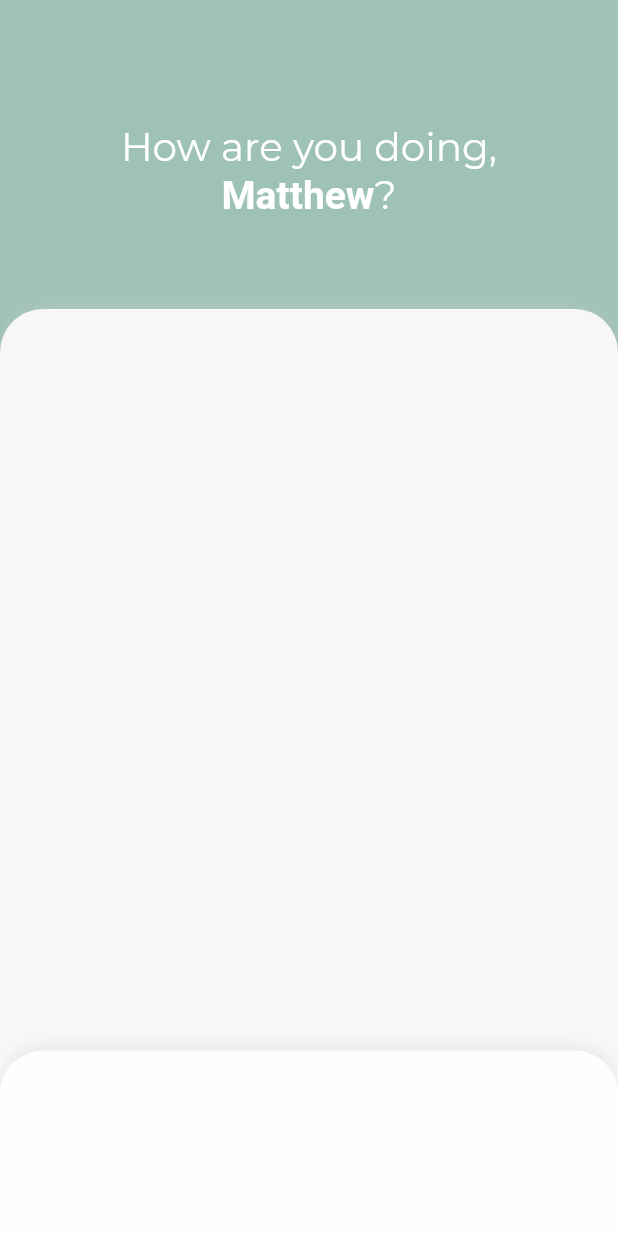
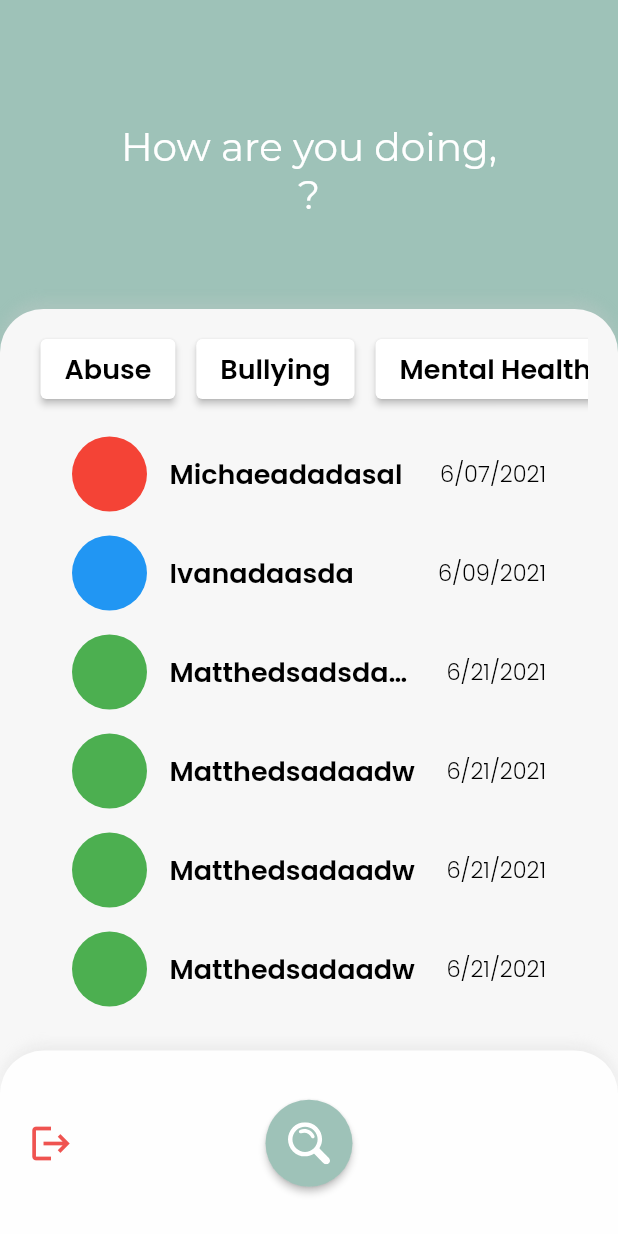
Before and after one commit to Nastalgua/intervent, a Flutter app: the screen it shows once a user with an empty profile is signed in, on a phone screen of 412 x 824 dp. Run offline on Flutter 3.47's test engine with Material 2 defaults, Android fonts, the phone set to English and light mode, and no system bars; drawn by our look-alikes of simple_shadow; our stand-ins replace cloud_firestore, firebase_auth, firebase_core, flutter_svg, google_fonts, google_sign_in; accounts and stored records are empty.

Commit message:
Reformatted chat_item

```diff
--- /dev/null
+++ b/lib/constants/tags.dart
@@ -0,0 +1 @@
+const Tags = ['Abuse', 'Bullying', 'Mental Health'];
--- a/lib/models/chat.dart
+++ b/lib/models/chat.dart
@@ -1,3 +1,4 @@
+import 'package:intervent/models/message.dart';
 import 'package:uuid/uuid.dart';
 import 'package:intervent/models/message.dart';
 
--- /dev/null
+++ b/lib/models/simple_user.dart
@@ -0,0 +1,9 @@
+import 'package:uuid/uuid.dart';
+import 'package:intervent/models/message.dart';
+
+class SimpleUser {
+  final String id = Uuid().v4();
+  List<String> tags = [];
+
+  SimpleUser();
+}
--- a/lib/providers/auth_provider.dart
+++ b/lib/providers/auth_provider.dart
@@ -1,23 +1,17 @@
+import 'package:cloud_firestore/cloud_firestore.dart';
 import 'package:firebase_auth/firebase_auth.dart';
 import 'package:flutter/material.dart';
 import 'package:google_sign_in/google_sign_in.dart';
 
-/* TODO: This get the google log in prompt, and moves user to homepage
-final authProvider = Provider.of<AuthProvider>(context, listen: false);
-authProvider.googleLogin();
-Navigator.of(context).pushNamed(HomeViewRoute);
-*/
-
 class AuthProvider with ChangeNotifier {
   final googleSignIn = GoogleSignIn();
 
-  GoogleSignInAccount? user;
+  static CollectionReference users = FirebaseFirestore.instance.collection('users');
 
   Future googleLogin() async {
     final googleUser = await googleSignIn.signIn();
 
     if (googleUser == null) return;
-    user = googleUser;
 
     final googleAuth = await googleUser.authentication;
 
@@ -26,14 +20,23 @@ class AuthProvider with ChangeNotifier {
       idToken: googleAuth.idToken
     );
 
-    await FirebaseAuth.instance.signInWithCredential(credential);
+    final res = await FirebaseAuth.instance.signInWithCredential(credential);
+
+    if (res.additionalUserInfo!.isNewUser) {
+      await users.doc(res.user?.uid).set({ 'id': res.user?.uid, 'tags': [] });
+    }
 
     notifyListeners();
-
   }
 
   static Future googleLogout() async {
     await FirebaseAuth.instance.signOut();
   }
 
+  Future updateTags(List<dynamic> tags) async {
+    users.doc(FirebaseAuth.instance.currentUser!.uid).update({ 'tags' : tags });
+
+    notifyListeners();
+  }
+
 }
--- a/lib/ui/chats.dart
+++ b/lib/ui/chats.dart
@@ -1,6 +1,12 @@
+import 'package:firebase_auth/firebase_auth.dart';
 import 'package:flutter/material.dart';
+import 'package:flutter_svg/flutter_svg.dart';
 import 'package:google_fonts/google_fonts.dart';
+import 'package:intervent/providers/auth_provider.dart';
+import 'package:intervent/widgets/chats/tag_bar.dart';
 import 'package:simple_shadow/simple_shadow.dart';
+import 'package:intervent/widgets/chats/chat_item.dart';
+
 
 class Chats extends StatefulWidget {
   Chats({Key? key}) : super(key: key);
@@ -10,7 +16,22 @@ class Chats extends StatefulWidget {
 }
 
 class _ChatsState extends State<Chats> {
+
+  //temporary
+  List users = [
+    ["Michaeadadasal", Colors.red, "6/07/2021"],
+    ["Ivanadaasda", Colors.blue, "6/09/2021"],
+    ["Matthedsadsdasdabsdasbjdabjskaadw", Colors.green, "6/21/2021"],
+    ["Matthedsadaadw", Colors.green, "6/21/2021"],
+    ["Matthedsadaadw", Colors.green, "6/21/2021"],
+    ["Matthedsadaadw", Colors.green, "6/21/2021"],
+  ];
+
+  final user = FirebaseAuth.instance.currentUser!;
+
   Widget _header(BuildContext context) {
+    String firstName = user.displayName!.split(" ")[0];
+
     return Positioned(
       top: MediaQuery.of(context).size.height * 0.1,
       child: RichText(
@@ -26,7 +47,7 @@ class _ChatsState extends State<Chats> {
           children: <TextSpan>[
             TextSpan(text: "How are you doing,\n"),
             TextSpan(
-              text: "Matthew",
+              text: firstName,
               style: TextStyle(fontWeight: FontWeight.bold)
             ),
             TextSpan(text: "?")
@@ -40,6 +61,7 @@ class _ChatsState extends State<Chats> {
     return SimpleShadow(
       child: Container(
         height: MediaQuery.of(context).size.height * 0.75,
+        width: MediaQuery.of(context).size.width,
         decoration: BoxDecoration(
           color: Color.fromRGBO(247, 247, 247, 1),
           borderRadius: BorderRadius.only(
@@ -47,6 +69,29 @@ class _ChatsState extends State<Chats> {
             topRight: Radius.circular(29)
           )
         ),
+        child: Padding(
+          padding: const EdgeInsets.only(left: 20, right: 20),
+          child: Column(
+            children: [
+              Padding(
+                padding: const EdgeInsets.only(top: 10),
+                child: TagBar(),
+              ),
+              SizedBox(
+                height: MediaQuery.of(context).size.height * 0.5,
+                child: ListView(
+                  padding: EdgeInsets.symmetric(vertical: 7),
+                  scrollDirection: Axis.vertical,
+                  children: [
+                    ...(users).map((info) {
+                      return ChatItem(info[0], info[1], info[2]);
+                    })
+                  ],
+                ),
+              ),
+            ],
+          ),
+        )
       ),
       opacity: 0.25,
       color: Color(0xFFCBCBCB),
@@ -66,11 +111,43 @@ class _ChatsState extends State<Chats> {
             topRight: Radius.circular(29)
           )
         ),
+        child: Padding(
+          padding: const EdgeInsets.symmetric(horizontal: 10),
+          child: Row(
+            children: [
+              IconButton(
+                icon: Icon(Icons.logout),
+                color: Colors.red[400],
+                iconSize: 30,
+                onPressed: () {
+                  AuthProvider.googleLogout();
+                },
+              )
+            ],
+          ),
+        ),
       ),
       opacity: 0.25,
       color: Color(0xFFCBCBCB),
       offset: Offset(0, -4),
       sigma: 4,
+    );
+  }
+
+  Widget _findButton() {
+    return ElevatedButton(
+      onPressed: () {},
+      child: SizedBox(
+        height: 28,
+        width: 28,
+        child: SvgPicture.asset("assets/icons/magnifier.svg")
+      ),
+      style: ElevatedButton.styleFrom(
+        shape: CircleBorder(),
+        padding: EdgeInsets.all(15),
+        primary: Color(0xFF9EC2B8), // <-- Button color
+        onPrimary: Color(0xFF92B2A9), // <-- Splash color
+      ),
     );
   }
 
@@ -85,7 +162,13 @@ class _ChatsState extends State<Chats> {
           children: [
             _header(context),
             _mainBody(context),
-            _footerBar(context)
+            Stack(
+              alignment: Alignment.center,
+              children: [
+                _footerBar(context),
+                _findButton()
+              ]
+            )
           ],
         ),
       ),
--- a/lib/ui/home.dart
+++ b/lib/ui/home.dart
@@ -1,6 +1,5 @@
 import 'package:firebase_auth/firebase_auth.dart';
 import 'package:flutter/material.dart';
-import 'package:intervent/providers/auth_provider.dart';
 import 'package:intervent/ui/authentication.dart';
 import 'package:intervent/ui/chats.dart';
 
--- /dev/null
+++ b/lib/widgets/chats/chat_item.dart
@@ -0,0 +1,87 @@
+import 'package:flutter/material.dart';
+import 'package:google_fonts/google_fonts.dart';
+
+class ChatItem extends StatelessWidget {
+  Color color;
+  String to;
+  String date; //update every time user talks with other person
+
+  ChatItem(this.to, this.color, this.date);
+
+  @override
+  Widget _userCircle(BuildContext context){
+    return Row(
+      children: <Widget>[
+        Padding(
+          padding: EdgeInsets.only(
+            left: 20,
+          ),
+          child: Container(
+            width: 50,
+            height: 50,
+            decoration: BoxDecoration(
+              color: this.color,
+              shape: BoxShape.circle
+            )
+          ),
+        ),
+        Padding(
+          padding: EdgeInsets.only(
+            left: 15
+          ),
+          child: Container(
+            width: MediaQuery.of(context).size.width * 0.4,
+            child: Text(
+              this.to,
+              overflow: TextOverflow.ellipsis,
+              style: GoogleFonts.poppins(
+                  textStyle: TextStyle(
+                    fontWeight: FontWeight.w600,
+                    fontSize: 18,
+                    color: Colors.black
+                  )
+              ),
+            ),
+          ),
+        ),
+      ],
+    );
+  }
+
+  Widget _date(BuildContext context){
+    return Align(
+      child: Padding(
+        padding: EdgeInsets.only(
+          right: 20
+        ),
+        child: RichText(
+          text: TextSpan(
+            text: this.date,
+            style: GoogleFonts.poppins(
+              textStyle: TextStyle(
+                fontWeight: FontWeight.w300,
+                fontSize: 15,
+                color: Colors.black
+              )
+            ),
+          ),
+        ),
+      ),
+    );
+  }
+
+  Widget build(BuildContext context) {
+    return Container(
+      child: TextButton(
+        onPressed: null, // put in later
+        child: Row(
+          mainAxisAlignment: MainAxisAlignment.spaceBetween,
+        children: <Widget>[
+          _userCircle(context), //circle and user
+          _date(context) //date
+          ],
+        ),
+      )
+    );
+  }
+}
--- a/lib/widgets/chats/tag_bar.dart
+++ b/lib/widgets/chats/tag_bar.dart
@@ -1,4 +1,6 @@
 import 'package:flutter/material.dart';
+import 'package:intervent/constants/tags.dart';
+import 'package:intervent/widgets/chats/tag_item.dart';
 
 class TagBar extends StatelessWidget {
   const TagBar({Key? key}) : super(key: key);
@@ -6,7 +8,16 @@ class TagBar extends StatelessWidget {
   @override
   Widget build(BuildContext context) {
     return Container(
-      child: null,
+      height: 60,
+      child: ListView(
+        padding: EdgeInsets.symmetric(vertical: 10),
+        shrinkWrap: true,
+        scrollDirection: Axis.horizontal,
+        children: new List.generate(Tags.length, (index) {
+            return new TagItem(name: Tags[index]);
+          }
+        ),
+      ),
     );
   }
 }
--- a/lib/widgets/chats/tag_item.dart
+++ b/lib/widgets/chats/tag_item.dart
@@ -1,24 +1,34 @@
+import 'package:cloud_firestore/cloud_firestore.dart';
+import 'package:firebase_auth/firebase_auth.dart';
 import 'package:flutter/material.dart';
 import 'package:google_fonts/google_fonts.dart';
-import 'package:simple_shadow/simple_shadow.dart';
+import 'package:intervent/providers/auth_provider.dart';
+import 'package:provider/provider.dart';
 
-class TagItem extends StatelessWidget {
-  const TagItem({Key? key, required this.name, required this.selected}) : super(key: key);
+class TagItem extends StatefulWidget {
+  final String name;
 
-  final String name;
-  final bool selected;
+  TagItem({Key? key, required this.name}) : super(key: key);
 
   @override
-  Widget build(BuildContext context) {
-    return SimpleShadow(
-      child: Container(
-        padding: EdgeInsets.symmetric(vertical: 4, horizontal: 16),
-        decoration: BoxDecoration(
-          color: selected ? Color(0xFF9EC2B8) : Color(0xFFFFFFFF),
-          borderRadius: BorderRadius.all(Radius.circular(12))
-        ),
+  _TagItem createState() => _TagItem();
+}
+
+class _TagItem extends State<TagItem> {
+  final _userStream =
+    FirebaseFirestore.instance
+      .collection('users')
+      .doc(FirebaseAuth.instance.currentUser!.uid)
+      .snapshots();
+
+  bool selected = false;
+
+  Widget item(context, List<dynamic> tags) {
+    return Padding(
+      padding: const EdgeInsets.symmetric(horizontal: 7),
+      child: ElevatedButton(
         child: Text(
-          name,
+          widget.name,
           style: GoogleFonts.poppins(
             textStyle: TextStyle(
               color: selected ? Color(0xFFFFFFFF) : Color(0xFF000000),
@@ -27,11 +37,54 @@ class TagItem extends StatelessWidget {
             )
           ),
         ),
+        onPressed: () {
+          final tagsClone = [...tags];
+          final authProvider = Provider.of<AuthProvider>(context, listen: false);
+
+          if (!this.selected) {
+            tagsClone.add(widget.name);
+            authProvider.updateTags(tagsClone);
+          } else {
+            tagsClone.remove(widget.name);
+            authProvider.updateTags(tagsClone);
+          }
+        },
+        style: ButtonStyle(
+          backgroundColor: MaterialStateProperty.resolveWith(
+            (states) {
+              if (selected)
+                return Color(0xFF9EC2B8);
+
+              return Color(0xFFFFFFFF);
+            }
+          ),
+          overlayColor: MaterialStateProperty.resolveWith(
+            (states) {
+              if (selected)
+                return states.contains(MaterialState.pressed) ? Color(0xFF92B0AB) : null;
+
+              return states.contains(MaterialState.pressed) ? Color(0xFFEFEFEF) : null;
+            },
+          )
+        )
       ),
-      opacity: 0.4,
-      color: Color(0xFFB0B0B0),
-      offset: Offset(0, 4),
-      sigma: 4,
+    );
+  }
+
+  @override
+  Widget build(BuildContext context) {
+    return StreamBuilder(
+      stream: _userStream,
+      builder: (BuildContext context, AsyncSnapshot<DocumentSnapshot> snapshot) {
+        if (!snapshot.hasData) {
+          return Center(child: CircularProgressIndicator());
+        }
+
+        final tags = snapshot.data?["tags"];
+        this.selected = tags.contains(widget.name);
+
+        return item(context, tags);
+      },
     );
   }
 }
--- a/pubspec.yaml
+++ b/pubspec.yaml
@@ -58,6 +58,7 @@ flutter:
   # To add assets to your application, add an assets section, like this:
   assets:
     - assets/icons/google_icon.svg
+    - assets/icons/magnifier.svg
   #   - images/a_dot_burr.jpeg
   #   - images/a_dot_ham.jpeg
 
```
Also changed, not shown: assets/icons/magnifier.svg (added), lib/providers/users_provider.dart (added), lib/ui/authentication.dart (line endings or trailing spaces).
